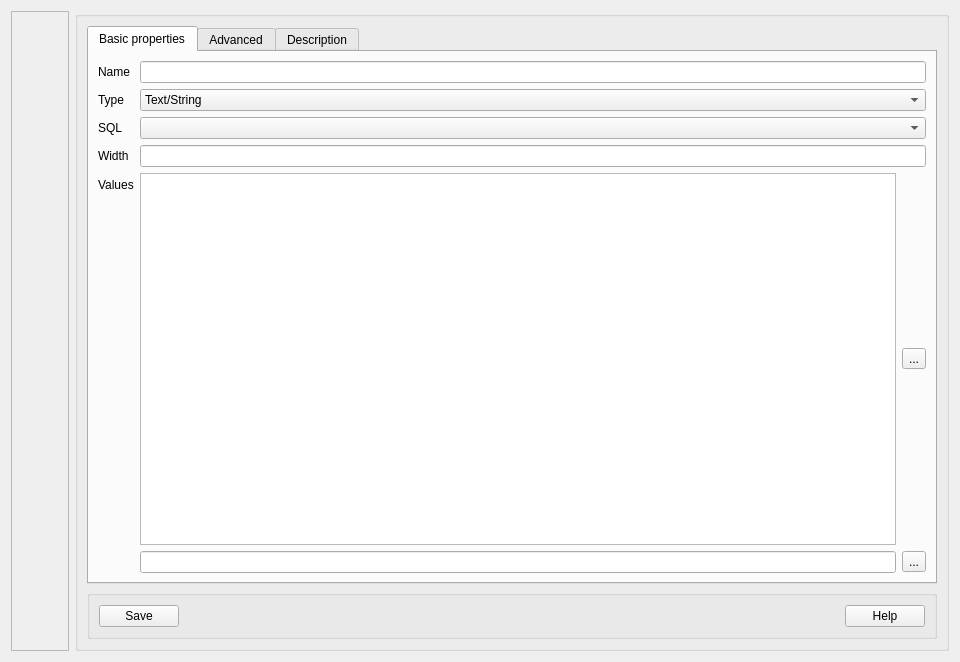
Old version of the form NewDataTypeForm.ui in the repository fritzone/ddm.
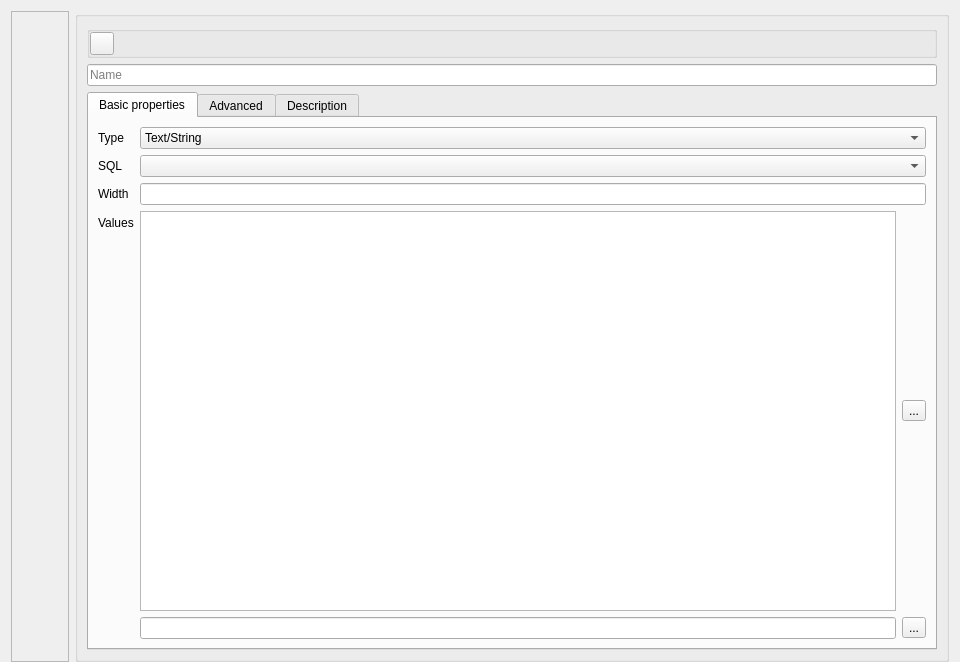
New version of the form. Icons and pictures are not drawn.

```diff
--- a/NewDataTypeForm.ui
+++ b/NewDataTypeForm.ui
@@ -23,6 +23,9 @@
    <string>Form</string>
   </property>
   <layout class="QHBoxLayout" name="horizontalLayout_2">
+   <property name="bottomMargin">
+    <number>0</number>
+   </property>
    <item>
     <widget class="QFrame" name="frameForUnlockButton">
      <property name="frameShape">
@@ -114,6 +117,61 @@
       <bool>false</bool>
      </property>
      <layout class="QVBoxLayout" name="verticalLayout_2">
+      <item>
+       <widget class="QGroupBox" name="groupBox">
+        <property name="title">
+         <string/>
+        </property>
+        <property name="flat">
+         <bool>true</bool>
+        </property>
+        <layout class="QHBoxLayout" name="horizontalLayout">
+         <property name="margin">
+          <number>0</number>
+         </property>
+         <item>
+          <widget class="QToolButton" name="btnSave">
+           <property name="maximumSize">
+            <size>
+             <width>32</width>
+             <height>32</height>
+            </size>
+           </property>
+           <property name="toolTip">
+            <string>&lt;b&gt; Save &lt;/b&gt; the datatype</string>
+           </property>
+           <property name="text">
+            <string/>
+           </property>
+           <property name="icon">
+            <iconset resource="dbm.qrc">
+             <normaloff>:/images/actions/images/actions/save_dt.png</normaloff>:/images/actions/images/actions/save_dt.png</iconset>
+           </property>
+          </widget>
+         </item>
+         <item>
+          <spacer name="horizontalSpacer">
+           <property name="orientation">
+            <enum>Qt::Horizontal</enum>
+           </property>
+           <property name="sizeHint" stdset="0">
+            <size>
+             <width>40</width>
+             <height>20</height>
+            </size>
+           </property>
+          </spacer>
+         </item>
+        </layout>
+       </widget>
+      </item>
+      <item>
+       <widget class="QLineEdit" name="txtDTName">
+        <property name="placeholderText">
+         <string>Name</string>
+        </property>
+       </widget>
+      </item>
       <item>
        <widget class="QTabWidget" name="tabWidget">
         <property name="sizePolicy">
@@ -134,23 +192,13 @@
            <enum>QFormLayout::AllNonFixedFieldsGrow</enum>
           </property>
           <item row="0" column="0">
-           <widget class="QLabel" name="label">
-            <property name="text">
-             <string>Name</string>
-            </property>
-           </widget>
-          </item>
-          <item row="0" column="1">
-           <widget class="QLineEdit" name="txtDTName"/>
-          </item>
-          <item row="1" column="0">
            <widget class="QLabel" name="label_4">
             <property name="text">
              <string>Type</string>
             </property>
            </widget>
           </item>
-          <item row="1" column="1">
+          <item row="0" column="1">
            <widget class="QComboBox" name="cmbDTType">
             <property name="currentIndex">
              <number>0</number>
@@ -220,34 +268,34 @@
             </item>
            </widget>
           </item>
-          <item row="2" column="0">
+          <item row="1" column="0">
            <widget class="QLabel" name="label_2">
             <property name="text">
              <string>SQL</string>
             </property>
            </widget>
           </item>
-          <item row="2" column="1">
+          <item row="1" column="1">
            <widget class="QComboBox" name="cmbDTSQLType"/>
           </item>
-          <item row="3" column="0">
+          <item row="2" column="0">
            <widget class="QLabel" name="lblWidth">
             <property name="text">
              <string>Width</string>
             </property>
            </widget>
           </item>
-          <item row="3" column="1">
+          <item row="2" column="1">
            <widget class="QLineEdit" name="txtWidth"/>
           </item>
-          <item row="4" column="0">
+          <item row="3" column="0">
            <widget class="QLabel" name="lblValues">
             <property name="text">
              <string>Values</string>
             </property>
            </widget>
           </item>
-          <item row="4" column="1">
+          <item row="3" column="1">
            <layout class="QGridLayout" name="layoutEnums">
             <item row="0" column="0">
              <widget class="QListWidget" name="lstEnumValues"/>
@@ -375,42 +423,6 @@
         </widget>
        </widget>
       </item>
-      <item>
-       <widget class="QGroupBox" name="groupBox_6">
-        <property name="title">
-         <string/>
-        </property>
-        <layout class="QHBoxLayout" name="horizontalLayout">
-         <item>
-          <widget class="QPushButton" name="btnSave">
-           <property name="text">
-            <string>Save</string>
-           </property>
-          </widget>
-         </item>
-         <item>
-          <spacer name="horizontalSpacer_2">
-           <property name="orientation">
-            <enum>Qt::Horizontal</enum>
-           </property>
-           <property name="sizeHint" stdset="0">
-            <size>
-             <width>40</width>
-             <height>20</height>
-            </size>
-           </property>
-          </spacer>
-         </item>
-         <item>
-          <widget class="QPushButton" name="btnHelp">
-           <property name="text">
-            <string>Help</string>
-           </property>
-          </widget>
-         </item>
-        </layout>
-       </widget>
-      </item>
      </layout>
     </widget>
    </item>
```
Left out of the diff: 63 changed lines with no effect on the pictures.
